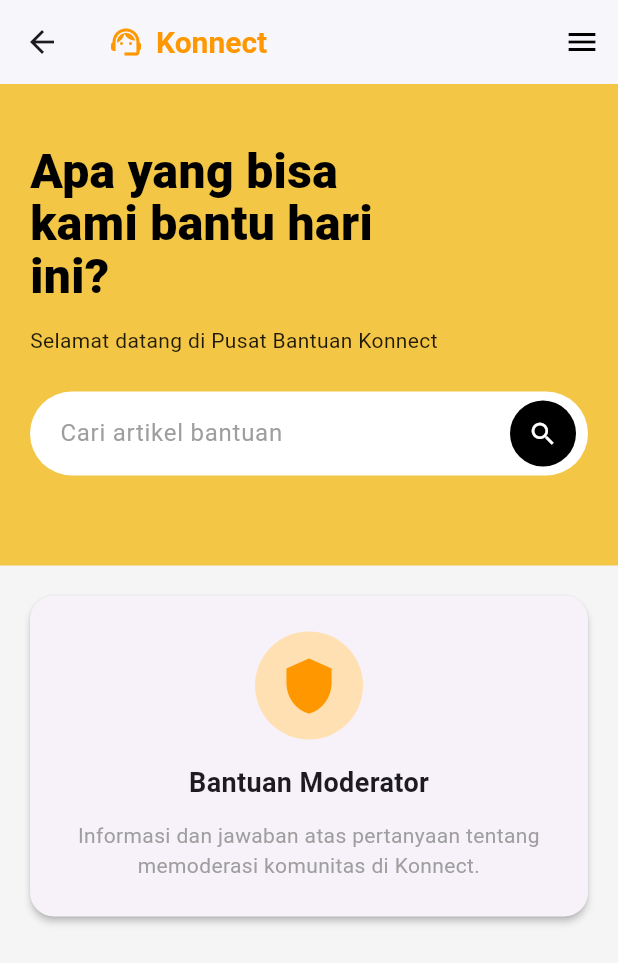
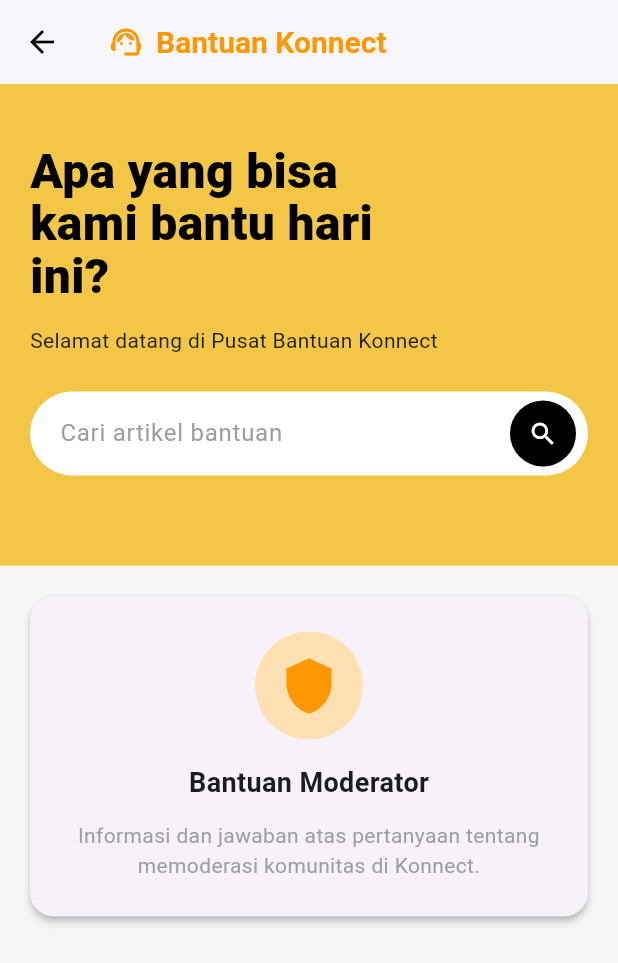
Before and after one commit to fauzanzk/forum-mahasiswa, a Flutter app: the BantuanPage screen opened directly, on a phone screen of 412 x 824 dp. Shown: the top 963 px of the screen. Run offline on Flutter 3.47's test engine with Material 3 defaults, Android fonts, the phone set to English and light mode, and no system bars.

Commit message:
Enhance help page with back button and updated title
Added a back button to the app bar and updated the title text.

```diff
--- a/lib/pages/help.dart
+++ b/lib/pages/help.dart
@@ -10,30 +10,27 @@
       appBar: AppBar(
         backgroundColor: Colors.white,
         elevation: 1,
+        leading: IconButton(
+          icon: const Icon(Icons.arrow_back, color: Colors.black),
+          onPressed: () => Navigator.pop(context),
+        ),
         title: Row(
           children: const [
-            Icon(Icons.support_agent, color: Colors.orange), // Logo placeholder
+            Icon(Icons.support_agent, color: Colors.orange),
             SizedBox(width: 8),
             Text(
-              'Konnect',
+              'Bantuan Konnect',
               style: TextStyle(color: Colors.orange, fontWeight: FontWeight.bold, fontSize: 20),
             ),
           ],
         ),
-        actions: [
-          IconButton(
-            icon: const Icon(Icons.menu, color: Colors.black),
-            onPressed: () {},
-          ),
-        ],
       ),
       body: SingleChildScrollView(
         child: Column(
           children: [
-            // Header Section (Yellow Background)
             Container(
               width: double.infinity,
-              color: const Color(0xFFF3C645), // Warna kuning sesuai referensi
+              color: const Color(0xFFF3C645),
               padding: const EdgeInsets.symmetric(horizontal: 20, vertical: 40),
               child: Column(
                 crossAxisAlignment: CrossAxisAlignment.start,
@@ -53,8 +50,6 @@
                     style: TextStyle(fontSize: 14, color: Colors.black87),
                   ),
                   const SizedBox(height: 24),
-
-                  // Search Bar
                   Container(
                     decoration: BoxDecoration(
                       color: Colors.white,
@@ -87,8 +82,6 @@
                 ],
               ),
             ),
-
-            // Card Section
             Padding(
               padding: const EdgeInsets.all(16.0),
               child: Card(
@@ -99,7 +92,6 @@
                   child: Column(
                     crossAxisAlignment: CrossAxisAlignment.center,
                     children: [
-                      // Icon Badge (Placeholder for the custom image)
                       Container(
                         padding: const EdgeInsets.all(16),
                         decoration: BoxDecoration(
```
